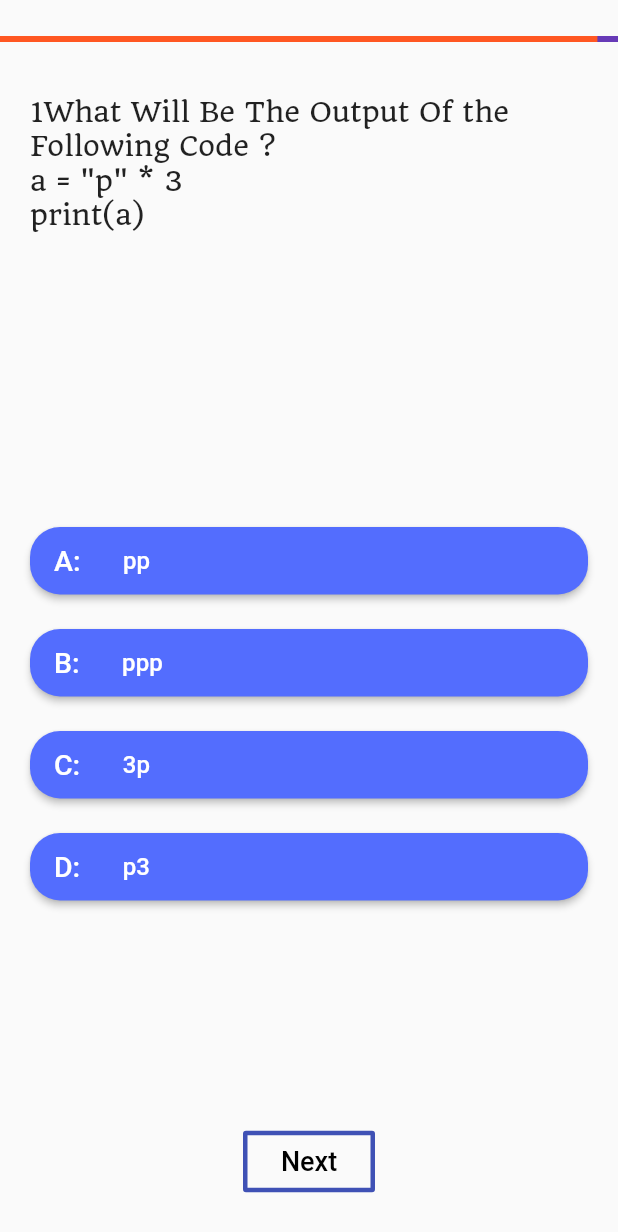
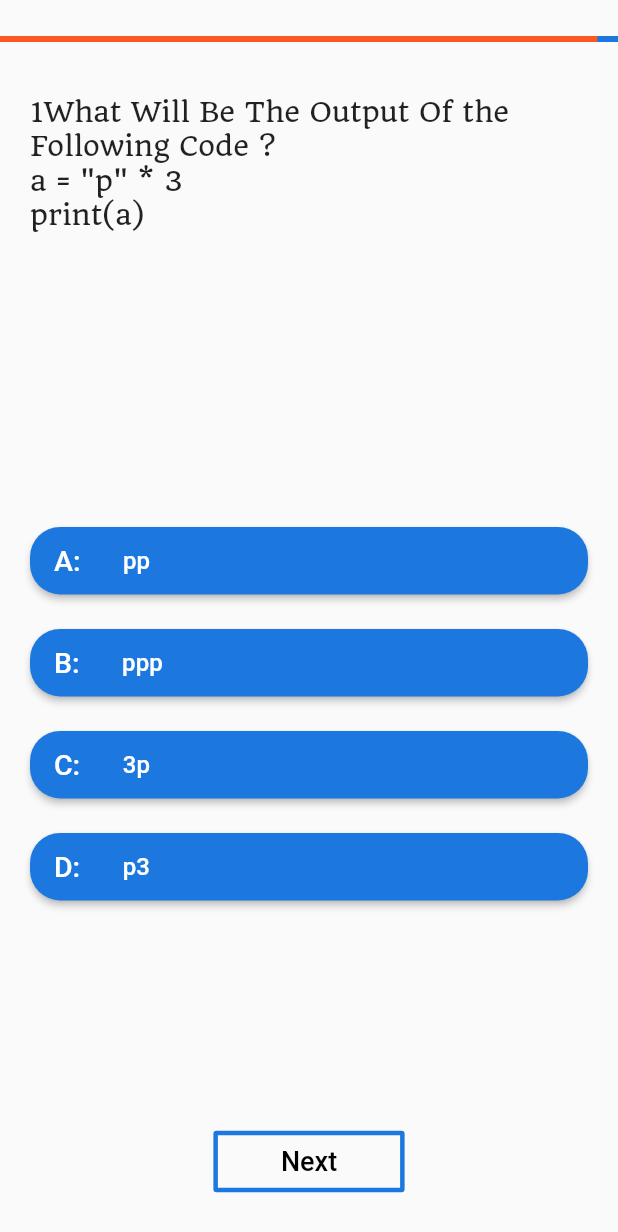
Before and after one commit to umairnawaz333/MyQuizApp-Flutter, a Flutter app: the screen it shows after launch, after a tap on "Python", on a phone screen of 412 x 824 dp. Shown: the top 1232 px of the screen. Run offline on Flutter 3.47's test engine with Material 2 defaults, Android fonts, the phone set to English and light mode, and no system bars; Roboto replaces fonts that are missing (Alike); project files that could hold a hidden picture were left out.

Commit message:
All funtionality Complete now ...

```diff
--- a/lib/home.dart
+++ b/lib/home.dart
@@ -9,6 +9,8 @@ class homepage extends StatefulWidget {
 }
 
 class _homepageState extends State<homepage> {
+
+  Color bg = Color.fromRGBO(28, 120, 223, 1);
 
   List<String> images = [
     "images/py.png",
@@ -39,7 +41,7 @@ class _homepageState extends State<homepage> {
           ));
         },
         child: Material(
-          color: Colors.indigoAccent,
+          color: bg,
           elevation: 10.0,
           borderRadius: BorderRadius.circular(25.0),
           child: Container(
@@ -52,7 +54,6 @@ class _homepageState extends State<homepage> {
                   child: Padding(
                     padding: const EdgeInsets.all(8.0),
                     child: Material(
-
                       elevation: 5.0,
                       borderRadius: BorderRadius.circular(100.0),
                       child: Container(                    // changing from 200 to 150 as to look better
@@ -105,20 +106,20 @@ class _homepageState extends State<homepage> {
             child: Container(
               width: double.infinity,
               decoration: new BoxDecoration(
-                color: Colors.indigo,
+                color: bg,
                 boxShadow: [
-                  new BoxShadow(blurRadius: 40.0)
+                  new BoxShadow(blurRadius: 10.0)
                 ],
                 borderRadius: new BorderRadius.vertical(
                     bottom: new Radius.elliptical(
-                        MediaQuery.of(context).size.width, 100.0)),
+                        MediaQuery.of(context).size.width, 140.0)),
               ),
               alignment: Alignment.center,
               child: Center(
                 child: Text(
                   "Subjects",
                   style: TextStyle(
-                    fontSize: 30.0,
+                    fontSize: 35.0,
                     fontFamily: "Quando",
                     color: Colors.white,
                   ),
--- a/lib/main.dart
+++ b/lib/main.dart
@@ -4,14 +4,13 @@ import 'package:quizstar/splash.dart';
 void main() => runApp(MyApp());
 
 class MyApp extends StatelessWidget {
+
+
   @override
   Widget build(BuildContext context) {
     return MaterialApp(
       debugShowCheckedModeBanner: false,
       title: "Quizpops",
-      theme: ThemeData(
-        primarySwatch: Colors.indigo,
-      ),
       home: splashscreen(),
     );
   }
--- a/lib/quizpage.dart
+++ b/lib/quizpage.dart
@@ -72,10 +72,11 @@ class _quizpageState extends State<quizpage> {
 
   _quizpageState(this.mydata);
 
-  Color colortoshow = Colors.indigoAccent;
+  Color colortoshow = Color.fromRGBO(28, 120, 223, 1);
   Color right = Colors.green;
   Color wrong = Colors.red;
   Color selected = Colors.orange[800];
+  Color bg = Color.fromRGBO(28, 120, 223, 1);
   int marks = 0;
   int i = 1;
   bool disableAnswer = false;
@@ -90,10 +91,10 @@ class _quizpageState extends State<quizpage> {
   Timer T;
 
   Map<String, Color> btncolor = {
-    "a": Colors.indigoAccent,
-    "b": Colors.indigoAccent,
-    "c": Colors.indigoAccent,
-    "d": Colors.indigoAccent,
+    "a": Color.fromRGBO(28, 120, 223, 1),
+    "b": Color.fromRGBO(28, 120, 223, 1),
+    "c": Color.fromRGBO(28, 120, 223, 1),
+    "d": Color.fromRGBO(28, 120, 223, 1),
   };
 
   bool canceltimer = false;
@@ -186,10 +187,10 @@ class _quizpageState extends State<quizpage> {
               random_array: random_array),
         ));
       }
-      btncolor["a"] = Colors.indigoAccent;
-      btncolor["b"] = Colors.indigoAccent;
-      btncolor["c"] = Colors.indigoAccent;
-      btncolor["d"] = Colors.indigoAccent;
+      btncolor["a"] = bg;
+      btncolor["b"] = bg;
+      btncolor["c"] = bg;
+      btncolor["d"] = bg;
       disableAnswer = false;
     });
     T.cancel();
@@ -197,17 +198,6 @@ class _quizpageState extends State<quizpage> {
   }
 
   void checkanswer(String k) {
-    // in the previous version this was
-    // mydata[2]["1"] == mydata[1]["1"][k]
-    // which i forgot to change
-    // so nake sure that this is now corrected
-    // if (mydata[2][i.toString()] == mydata[1][i.toString()][k]) {
-    //   // just a print sattement to check the correct working
-    //   // debugPrint(mydata[2][i.toString()] + " is equal to " + mydata[1][i.toString()][k]);
-    //   marks = marks + 1;
-    //   // changing the color variable to be green
-    //   // colortoshow = right;
-    // }
     colortoshow = selected;
     setState(() {
       // applying the changed color to the particular button that was selected
@@ -219,12 +209,8 @@ class _quizpageState extends State<quizpage> {
 
       btncolor[k] = colortoshow;
       select = k;
+    });
 
-      // canceltimer = true;
-      // disableAnswer = true;
-    });
-    // nextquestion();
-    // changed timer duration to 1 second
   }
 
   void nextbtn() {
@@ -272,8 +258,8 @@ class _quizpageState extends State<quizpage> {
           ],
         ),
         color: btncolor[k],
-        splashColor: Colors.indigo[700],
-        highlightColor: Colors.indigo[700],
+        splashColor: Color.fromRGBO(28, 120, 223, 1),
+        highlightColor: Color.fromRGBO(28, 120, 223, 1),
         minWidth: 200.0,
         height: 45.0,
         shape:
@@ -318,7 +304,7 @@ class _quizpageState extends State<quizpage> {
             LinearProgressIndicator(
               valueColor: new AlwaysStoppedAnimation(Colors.deepOrange),
               value: a,
-              backgroundColor: Colors.deepPurple,
+              backgroundColor: bg,
             ),
             Expanded(
               flex: 2,
@@ -367,10 +353,10 @@ class _quizpageState extends State<quizpage> {
                     ),
                     padding: EdgeInsets.symmetric(
                       vertical: 10.0,
-                      horizontal: 25.0,
+                      horizontal: 45.0,
                     ),
-                    borderSide: BorderSide(width: 3.0, color: Colors.indigo),
-                    splashColor: Colors.indigo,
+                    borderSide: BorderSide(width: 3.0, color: bg),
+                    splashColor: bg,
                   ),
                 ),
               ),
--- a/lib/splash.dart
+++ b/lib/splash.dart
@@ -9,6 +9,7 @@ class splashscreen extends StatefulWidget {
 
 class _splashscreenState extends State<splashscreen> {
 
+  Color bg = Color.fromRGBO(28, 120, 223, 1);
   @override
   void initState(){
     super.initState();
@@ -24,8 +25,20 @@ class _splashscreenState extends State<splashscreen> {
   @override
   Widget build(BuildContext context) {
     return Scaffold(
-      backgroundColor: Colors.indigo,
-      body: Center(
+      backgroundColor: bg,
+      body: Column(
+        children: [
+          Expanded(
+            flex: 7,
+            child: Center(
+              child: Image(
+                image: AssetImage("images/icon.png"),
+              ),
+            ),
+          ),
+          Expanded(
+            flex: 2,
+            child: Center(
               child: Text(
                 "Quizpops",
                 style: TextStyle(
@@ -36,6 +49,9 @@ class _splashscreenState extends State<splashscreen> {
                 textAlign: TextAlign.center,
               ),
             ),
+          ),
+        ],
+      ),
     );
   }
 }
--- a/pubspec.yaml
+++ b/pubspec.yaml
@@ -27,6 +27,11 @@ dependencies:
 dev_dependencies:
   flutter_test:
     sdk: flutter
+  flutter_launcher_icons: "^0.8.0"
+
+flutter_icons:
+  android: true
+  image_path: "images/icon.png"
 
 
 # For information on the generic Dart part of this file, see the
```
Also changed, not shown: lib/resultpage.dart (+16 -17 lines), pubspec.lock, 22 other files. Lines whose indentation alone changed are shown as unchanged.
